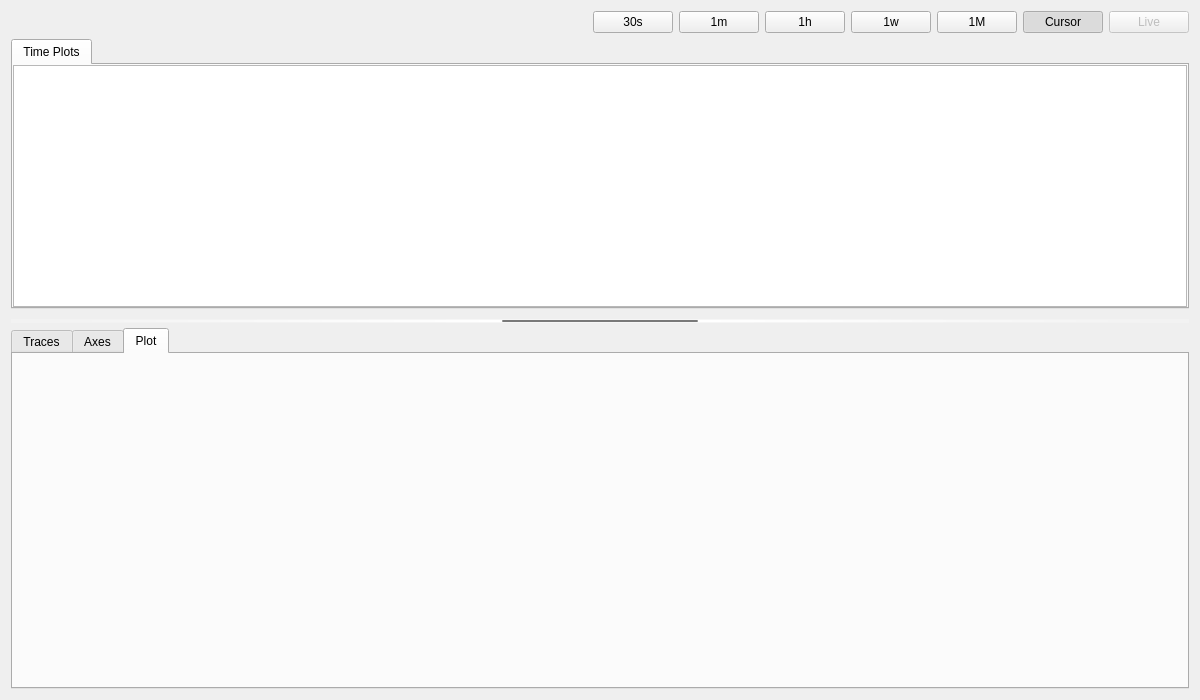
First picture: the form in archive_viewer/archive_viewer.ui, repository slaclab/trace, before the edit.
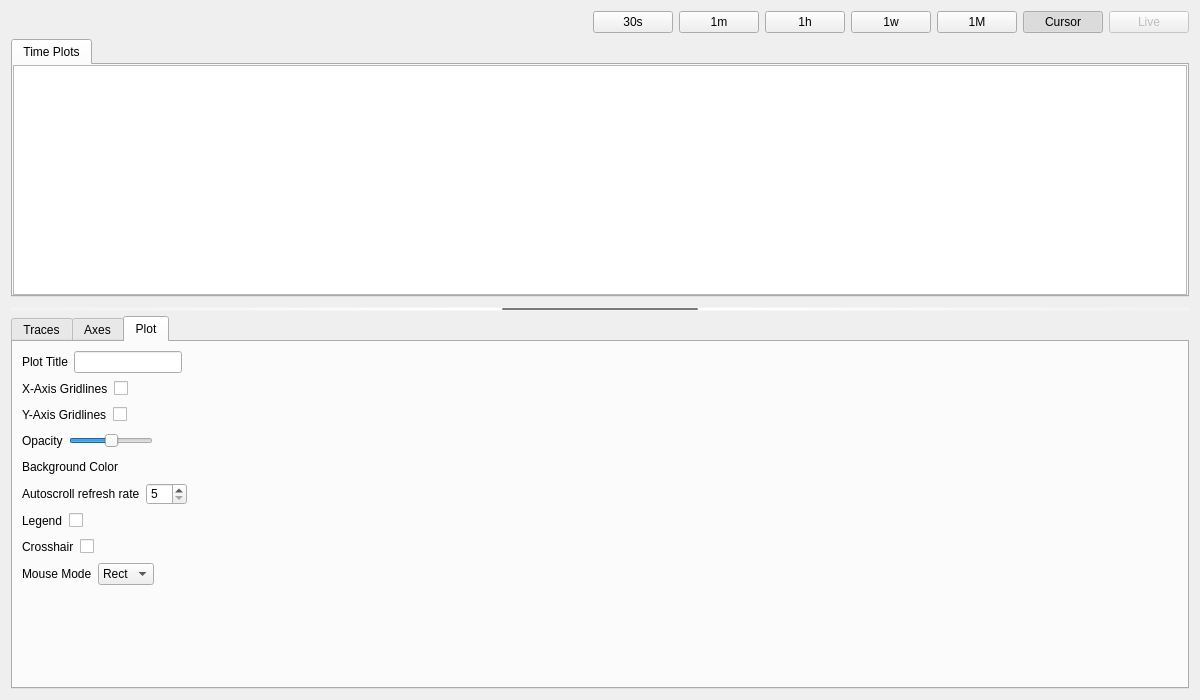
Second picture: the form after the edit. The open tabs and pages were chosen to show the change. Custom widgets are drawn as their Qt base class.

Commit message: ENH: Creating the UI for the Plot Config tab

What changed in the file:
```diff
--- a/archive_viewer/archive_viewer.ui
+++ b/archive_viewer/archive_viewer.ui
@@ -301,7 +301,328 @@
        <attribute name="title">
         <string>Plot</string>
        </attribute>
-       <layout class="QVBoxLayout" name="verticalLayout_7"/>
+       <layout class="QVBoxLayout" name="verticalLayout_7">
+        <item>
+         <layout class="QVBoxLayout" name="plot_lyt">
+          <item>
+           <layout class="QHBoxLayout" name="plot_title_lyt">
+            <item>
+             <widget class="QLabel" name="plot_title_lbl">
+              <property name="text">
+               <string>Plot Title</string>
+              </property>
+             </widget>
+            </item>
+            <item>
+             <widget class="QLineEdit" name="plot_title_edit">
+              <property name="sizePolicy">
+               <sizepolicy hsizetype="Fixed" vsizetype="Fixed">
+                <horstretch>0</horstretch>
+                <verstretch>0</verstretch>
+               </sizepolicy>
+              </property>
+             </widget>
+            </item>
+            <item>
+             <spacer name="horizontalSpacer_8">
+              <property name="orientation">
+               <enum>Qt::Horizontal</enum>
+              </property>
+              <property name="sizeHint" stdset="0">
+               <size>
+                <width>40</width>
+                <height>20</height>
+               </size>
+              </property>
+             </spacer>
+            </item>
+           </layout>
+          </item>
+          <item>
+           <layout class="QHBoxLayout" name="x_grid_lyt">
+            <item>
+             <widget class="QLabel" name="x_grid_lbl">
+              <property name="text">
+               <string>X-Axis Gridlines</string>
+              </property>
+             </widget>
+            </item>
+            <item>
+             <widget class="QCheckBox" name="x_grid_chckbx">
+              <property name="text">
+               <string/>
+              </property>
+             </widget>
+            </item>
+            <item>
+             <spacer name="horizontalSpacer">
+              <property name="orientation">
+               <enum>Qt::Horizontal</enum>
+              </property>
+              <property name="sizeHint" stdset="0">
+               <size>
+                <width>40</width>
+                <height>20</height>
+               </size>
+              </property>
+             </spacer>
+            </item>
+           </layout>
+          </item>
+          <item>
+           <layout class="QHBoxLayout" name="y_grid_lyt">
+            <item>
+             <widget class="QLabel" name="y_grid_lbl">
+              <property name="text">
+               <string>Y-Axis Gridlines</string>
+              </property>
+             </widget>
+            </item>
+            <item>
+             <widget class="QCheckBox" name="y_grid_chckbx">
+              <property name="text">
+               <string/>
+              </property>
+             </widget>
+            </item>
+            <item>
+             <spacer name="horizontalSpacer_4">
+              <property name="orientation">
+               <enum>Qt::Horizontal</enum>
+              </property>
+              <property name="sizeHint" stdset="0">
+               <size>
+                <width>40</width>
+                <height>20</height>
+               </size>
+              </property>
+             </spacer>
+            </item>
+           </layout>
+          </item>
+          <item>
+           <layout class="QHBoxLayout" name="opacity_lyt">
+            <item>
+             <widget class="QLabel" name="opacity_lbl">
+              <property name="text">
+               <string>Opacity</string>
+              </property>
+             </widget>
+            </item>
+            <item>
+             <widget class="QSlider" name="opacity_sldr">
+              <property name="sizePolicy">
+               <sizepolicy hsizetype="Fixed" vsizetype="Fixed">
+                <horstretch>0</horstretch>
+                <verstretch>0</verstretch>
+               </sizepolicy>
+              </property>
+              <property name="maximum">
+               <number>100</number>
+              </property>
+              <property name="singleStep">
+               <number>1</number>
+              </property>
+              <property name="value">
+               <number>50</number>
+              </property>
+              <property name="orientation">
+               <enum>Qt::Horizontal</enum>
+              </property>
+             </widget>
+            </item>
+            <item>
+             <spacer name="horizontalSpacer_5">
+              <property name="orientation">
+               <enum>Qt::Horizontal</enum>
+              </property>
+              <property name="sizeHint" stdset="0">
+               <size>
+                <width>40</width>
+                <height>20</height>
+               </size>
+              </property>
+             </spacer>
+            </item>
+           </layout>
+          </item>
+          <item>
+           <layout class="QHBoxLayout" name="background_color_lyt">
+            <item>
+             <widget class="QLabel" name="background_color_lbl">
+              <property name="text">
+               <string>Background Color</string>
+              </property>
+             </widget>
+            </item>
+            <item>
+             <spacer name="horizontalSpacer_2">
+              <property name="orientation">
+               <enum>Qt::Horizontal</enum>
+              </property>
+              <property name="sizeHint" stdset="0">
+               <size>
+                <width>40</width>
+                <height>20</height>
+               </size>
+              </property>
+             </spacer>
+            </item>
+           </layout>
+          </item>
+          <item>
+           <layout class="QHBoxLayout" name="refresh_rate_lyt">
+            <item>
+             <widget class="QLabel" name="refresh_rate_lbl">
+              <property name="text">
+               <string>Autoscroll refresh rate</string>
+              </property>
+             </widget>
+            </item>
+            <item>
+             <widget class="QSpinBox" name="refresh_rate_spnbx">
+              <property name="minimum">
+               <number>5</number>
+              </property>
+              <property name="maximum">
+               <number>60</number>
+              </property>
+             </widget>
+            </item>
+            <item>
+             <spacer name="horizontalSpacer_3">
+              <property name="orientation">
+               <enum>Qt::Horizontal</enum>
+              </property>
+              <property name="sizeHint" stdset="0">
+               <size>
+                <width>40</width>
+                <height>20</height>
+               </size>
+              </property>
+             </spacer>
+            </item>
+           </layout>
+          </item>
+          <item>
+           <layout class="QHBoxLayout" name="legend_lyt">
+            <item>
+             <widget class="QLabel" name="legend_lbl">
+              <property name="text">
+               <string>Legend</string>
+              </property>
+             </widget>
+            </item>
+            <item>
+             <widget class="QCheckBox" name="legend_chckbx">
+              <property name="text">
+               <string/>
+              </property>
+             </widget>
+            </item>
+            <item>
+             <spacer name="horizontalSpacer_6">
+              <property name="orientation">
+               <enum>Qt::Horizontal</enum>
+              </property>
+              <property name="sizeHint" stdset="0">
+               <size>
+                <width>40</width>
+                <height>20</height>
+               </size>
+              </property>
+             </spacer>
+            </item>
+           </layout>
+          </item>
+          <item>
+           <layout class="QHBoxLayout" name="crosshair_lyt">
+            <item>
+             <widget class="QLabel" name="crosshair_lbl">
+              <property name="text">
+               <string>Crosshair</string>
+              </property>
+             </widget>
+            </item>
+            <item>
+             <widget class="QCheckBox" name="crosshair_chckbx">
+              <property name="text">
+               <string/>
+              </property>
+             </widget>
+            </item>
+            <item>
+             <spacer name="horizontalSpacer_7">
+              <property name="orientation">
+               <enum>Qt::Horizontal</enum>
+              </property>
+              <property name="sizeHint" stdset="0">
+               <size>
+                <width>40</width>
+                <height>20</height>
+               </size>
+              </property>
+             </spacer>
+            </item>
+           </layout>
+          </item>
+          <item>
+           <layout class="QHBoxLayout" name="mouse_mode_lyt">
+            <item>
+             <widget class="QLabel" name="mouse_mode_lbl">
+              <property name="text">
+               <string>Mouse Mode</string>
+              </property>
+             </widget>
+            </item>
+            <item>
+             <widget class="QComboBox" name="mouse_mode_cmbbx">
+              <property name="currentIndex">
+               <number>0</number>
+              </property>
+              <item>
+               <property name="text">
+                <string>Rect</string>
+               </property>
+              </item>
+              <item>
+               <property name="text">
+                <string>Pan</string>
+               </property>
+              </item>
+             </widget>
+            </item>
+            <item>
+             <spacer name="horizontalSpacer_9">
+              <property name="orientation">
+               <enum>Qt::Horizontal</enum>
+              </property>
+              <property name="sizeHint" stdset="0">
+               <size>
+                <width>40</width>
+                <height>20</height>
+               </size>
+              </property>
+             </spacer>
+            </item>
+           </layout>
+          </item>
+         </layout>
+        </item>
+        <item>
+         <spacer name="verticalSpacer">
+          <property name="orientation">
+           <enum>Qt::Vertical</enum>
+          </property>
+          <property name="sizeHint" stdset="0">
+           <size>
+            <width>20</width>
+            <height>40</height>
+           </size>
+          </property>
+         </spacer>
+        </item>
+       </layout>
       </widget>
      </widget>
     </widget>
```
